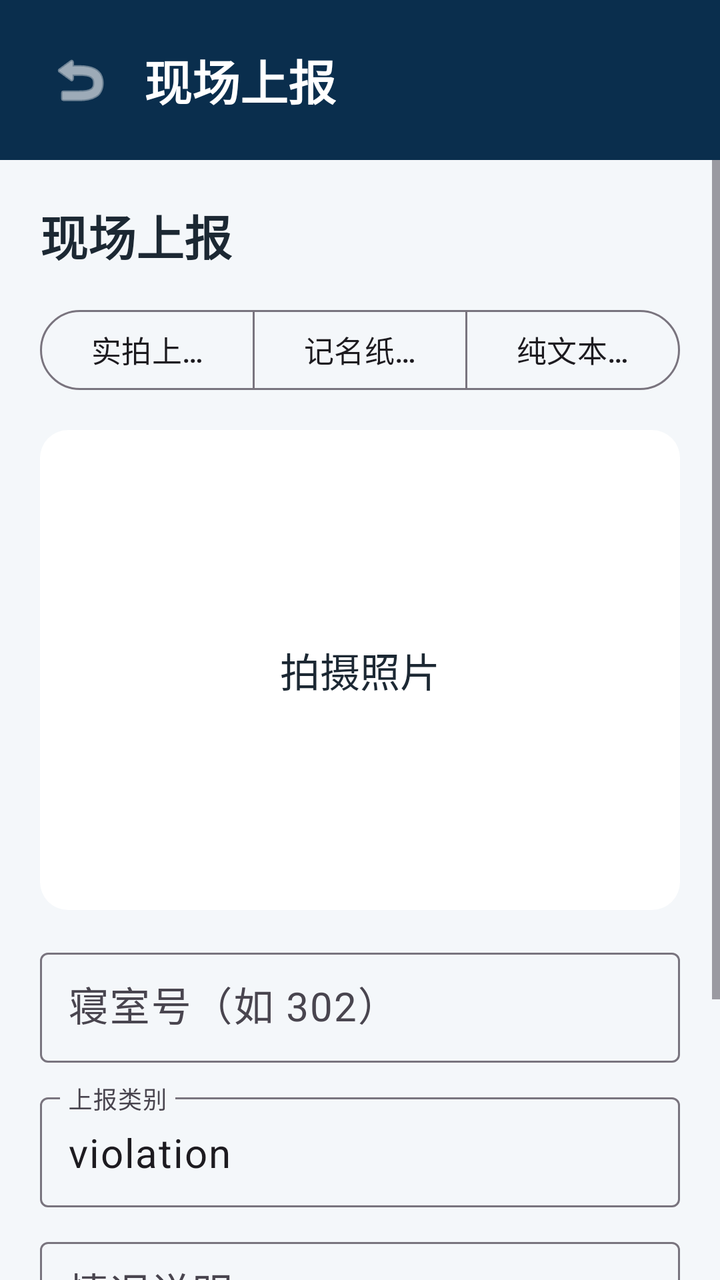
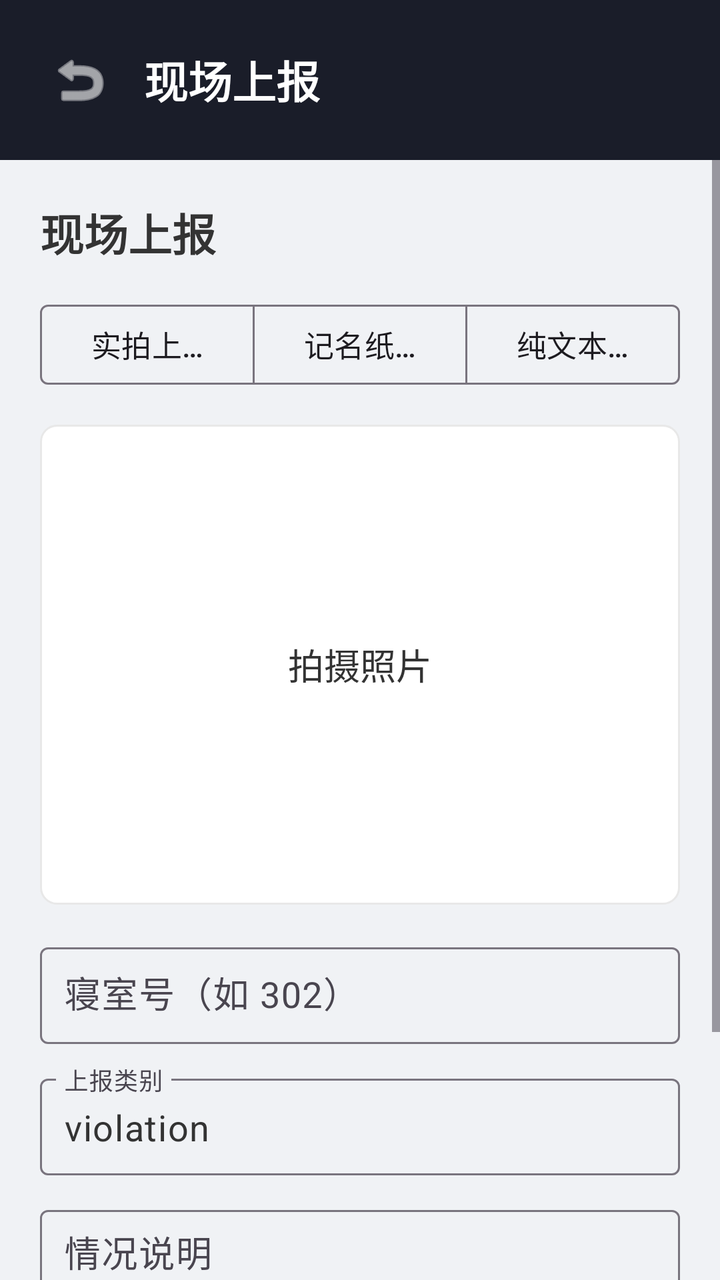

The first picture is an Android layout as it rendered before a commit; the second is the same layout after the commit. The layout source and the unified diff follow.
<!-- AndroidManifest.xml: application theme Theme.XghApp -->
<!-- res/layout/activity_upload.xml -->
<?xml version="1.0" encoding="utf-8"?>
<LinearLayout xmlns:android="http://schemas.android.com/apk/res/android"
    android:layout_width="match_parent"
    android:layout_height="match_parent"
    android:orientation="vertical">

    <LinearLayout
        android:layout_width="match_parent"
        android:layout_height="wrap_content"
        android:background="@color/brand_dark"
        android:gravity="center_vertical"
        android:orientation="horizontal"
        android:padding="16dp">

        <ImageButton
            android:id="@+id/btnBack"
            android:layout_width="48dp"
            android:layout_height="48dp"
            android:background="?attr/selectableItemBackgroundBorderless"
            android:contentDescription="@string/upload_title"
            android:src="@android:drawable/ic_menu_revert"
            android:tint="@color/white" />

        <TextView
            style="@style/TextTitle"
            android:layout_width="wrap_content"
            android:layout_height="wrap_content"
            android:layout_marginStart="8dp"
            android:text="@string/upload_title"
            android:textColor="@color/white" />
    </LinearLayout>

    <ScrollView
    android:layout_width="match_parent"
    android:layout_height="match_parent"
    android:fillViewport="true">

    <LinearLayout
        android:layout_width="match_parent"
        android:layout_height="wrap_content"
        android:orientation="vertical"
        android:padding="20dp">

        <TextView
            style="@style/TextTitle"
            android:layout_width="wrap_content"
            android:layout_height="wrap_content"
            android:text="@string/upload_title" />

        <com.google.android.material.button.MaterialButtonToggleGroup
            android:id="@+id/tgKind"
            android:layout_width="match_parent"
            android:layout_height="wrap_content"
            android:layout_marginTop="16dp">

            <com.google.android.material.button.MaterialButton
                android:id="@+id/btnKindPhoto"
                style="?attr/materialButtonOutlinedStyle"
                android:layout_width="0dp"
                android:layout_height="wrap_content"
                android:layout_weight="1"
                android:text="@string/kind_photo"
                android:textSize="15sp" />

            <com.google.android.material.button.MaterialButton
                android:id="@+id/btnKindNote"
                style="?attr/materialButtonOutlinedStyle"
                android:layout_width="0dp"
                android:layout_height="wrap_content"
                android:layout_weight="1"
                android:text="@string/kind_note"
                android:textSize="15sp" />

            <com.google.android.material.button.MaterialButton
                android:id="@+id/btnKindText"
                style="?attr/materialButtonOutlinedStyle"
                android:layout_width="0dp"
                android:layout_height="wrap_content"
                android:layout_weight="1"
                android:text="@string/kind_text"
                android:textSize="15sp" />
        </com.google.android.material.button.MaterialButtonToggleGroup>

        <FrameLayout
            android:id="@+id/photoBox"
            android:layout_width="match_parent"
            android:layout_height="240dp"
            android:layout_marginTop="16dp">

            <ImageView
                android:id="@+id/ivPhoto"
                android:layout_width="match_parent"
                android:layout_height="match_parent"
                android:background="@drawable/bg_card"
                android:contentDescription="@string/take_photo"
                android:scaleType="centerCrop" />

            <TextView
                android:id="@+id/tvPhotoHint"
                style="@style/TextBig"
                android:layout_width="wrap_content"
                android:layout_height="wrap_content"
                android:layout_gravity="center"
                android:text="@string/take_photo" />
        </FrameLayout>

        <com.google.android.material.textfield.TextInputLayout
            android:layout_width="match_parent"
            android:layout_height="wrap_content"
            android:layout_marginTop="16dp"
            android:hint="@string/room_number">

            <com.google.android.material.textfield.TextInputEditText
                android:id="@+id/etRoom"
                style="@style/InputBig"
                android:layout_width="match_parent"
                android:layout_height="wrap_content"
                android:inputType="text" />
        </com.google.android.material.textfield.TextInputLayout>

        <com.google.android.material.textfield.TextInputLayout
            android:layout_width="match_parent"
            android:layout_height="wrap_content"
            android:layout_marginTop="12dp"
            android:hint="@string/photo_type">

            <com.google.android.material.textfield.TextInputEditText
                android:id="@+id/etPhotoType"
                style="@style/InputBig"
                android:layout_width="match_parent"
                android:layout_height="wrap_content"
                android:inputType="text"
                android:text="violation" />
        </com.google.android.material.textfield.TextInputLayout>

        <com.google.android.material.textfield.TextInputLayout
            android:layout_width="match_parent"
            android:layout_height="wrap_content"
            android:layout_marginTop="12dp"
            android:hint="@string/note_text">

            <com.google.android.material.textfield.TextInputEditText
                android:id="@+id/etNote"
                style="@style/InputBig"
                android:layout_width="match_parent"
                android:layout_height="wrap_content"
                android:gravity="top"
                android:inputType="textMultiLine"
                android:minLines="3" />
        </com.google.android.material.textfield.TextInputLayout>

        <com.google.android.material.textfield.TextInputLayout
            android:id="@+id/tilSubjects"
            android:layout_width="match_parent"
            android:layout_height="wrap_content"
            android:layout_marginTop="12dp"
            android:hint="@string/subject_names"
            android:visibility="gone">

            <com.google.android.material.textfield.TextInputEditText
                android:id="@+id/etSubjects"
                style="@style/InputBig"
                android:layout_width="match_parent"
                android:layout_height="wrap_content"
                android:gravity="top"
                android:inputType="textMultiLine"
                android:minLines="2" />
        </com.google.android.material.textfield.TextInputLayout>

        <TextView
            android:id="@+id/tvAiStatus"
            style="@style/TextSub"
            android:layout_width="wrap_content"
            android:layout_height="wrap_content"
            android:layout_marginTop="12dp"
            android:visibility="gone" />

        <com.google.android.material.button.MaterialButton
            android:id="@+id/btnSubmit"
            android:layout_width="match_parent"
            android:layout_height="64dp"
            android:layout_marginTop="20dp"
            android:text="@string/submit"
            android:textSize="20sp" />

        <ProgressBar
            android:id="@+id/progress"
            android:layout_width="wrap_content"
            android:layout_height="wrap_content"
            android:layout_gravity="center"
            android:layout_marginTop="12dp"
            android:visibility="gone" />
    </LinearLayout>
</ScrollView>
</LinearLayout>
<!-- resources referenced by this layout -->
<resources>
  <color name="brand_dark">#0A2E4D</color>
  <color name="white">#FFFFFF</color>
  <!-- drawable bg_card (drawable) -->
  <?xml version="1.0" encoding="utf-8"?>
  <shape xmlns:android="http://schemas.android.com/apk/res/android">
      <solid android:color="@color/white" />
      <corners android:radius="14dp" />
  </shape>
  <string name="kind_note">记名纸条</string>
  <string name="kind_photo">实拍上报</string>
  <string name="kind_text">纯文本上报</string>
  <string name="note_text">情况说明</string>
  <string name="photo_type">上报类别</string>
  <string name="room_number">寝室号（如 302）</string>
  <string name="subject_names">违纪学生名单（换行或、分隔，纸条/文本必填名单时用）</string>
  <string name="submit">提交上报</string>
  <string name="take_photo">拍摄照片</string>
  <string name="upload_title">现场上报</string>
  <style name="InputBig">
          <item name="android:textSize">20sp</item>
          <item name="android:padding">14dp</item>
      </style>
  <style name="TextBig">
          <item name="android:textSize">20sp</item>
          <item name="android:textColor">@color/text_main</item>
      </style>
  <style name="TextSub">
          <item name="android:textSize">16sp</item>
          <item name="android:textColor">@color/text_sub</item>
      </style>
  <style name="TextTitle">
          <item name="android:textSize">24sp</item>
          <item name="android:textColor">@color/text_main</item>
          <item name="android:textStyle">bold</item>
      </style>
  <style name="Theme.XghApp" parent="Theme.Material3.Light.NoActionBar">
          <item name="colorPrimary">@color/brand_primary</item>
          <item name="colorOnPrimary">@color/white</item>
          <item name="colorPrimaryContainer">@color/brand_surface</item>
          <item name="android:statusBarColor">@color/brand_dark</item>
          <item name="android:windowBackground">@color/brand_surface</item>
      </style>
  <color name="text_main">#1C2833</color>
  <color name="text_sub">#5D6D7E</color>
  <color name="brand_primary">#1E6091</color>
  <color name="brand_surface">#F4F7FA</color>
</resources>

<!-- the commit's change to res/layout/activity_upload.xml (unified diff, before → after) -->
@@ -1,5 +1,6 @@
 <?xml version="1.0" encoding="utf-8"?>
 <LinearLayout xmlns:android="http://schemas.android.com/apk/res/android"
+    xmlns:app="http://schemas.android.com/apk/res-auto"
     android:layout_width="match_parent"
     android:layout_height="match_parent"
     android:orientation="vertical">
@@ -60,7 +61,8 @@
                 android:layout_height="wrap_content"
                 android:layout_weight="1"
                 android:text="@string/kind_photo"
-                android:textSize="15sp" />
+                android:textSize="15sp"
+                app:cornerRadius="4dp" />
 
             <com.google.android.material.button.MaterialButton
                 android:id="@+id/btnKindNote"
@@ -69,7 +71,8 @@
                 android:layout_height="wrap_content"
                 android:layout_weight="1"
                 android:text="@string/kind_note"
-                android:textSize="15sp" />
+                android:textSize="15sp"
+                app:cornerRadius="4dp" />
 
             <com.google.android.material.button.MaterialButton
                 android:id="@+id/btnKindText"
@@ -78,7 +81,8 @@
                 android:layout_height="wrap_content"
                 android:layout_weight="1"
                 android:text="@string/kind_text"
-                android:textSize="15sp" />
+                android:textSize="15sp"
+                app:cornerRadius="4dp" />
         </com.google.android.material.button.MaterialButtonToggleGroup>
 
         <FrameLayout
@@ -181,7 +185,8 @@
             android:layout_height="64dp"
             android:layout_marginTop="20dp"
             android:text="@string/submit"
-            android:textSize="20sp" />
+            android:textSize="20sp"
+        app:cornerRadius="4dp" />
 
         <ProgressBar
             android:id="@+id/progress"
<!-- resource entries referenced after the edit -->
@@ -1,12 +1,13 @@
 <!-- resources referenced by this layout -->
 <resources>
-  <color name="brand_dark">#0A2E4D</color>
+  <color name="brand_dark">#1A1D29</color>
   <color name="white">#FFFFFF</color>
   <!-- drawable bg_card (drawable) -->
   <?xml version="1.0" encoding="utf-8"?>
   <shape xmlns:android="http://schemas.android.com/apk/res/android">
       <solid android:color="@color/white" />
-      <corners android:radius="14dp" />
+      <corners android:radius="8dp" />
+      <stroke android:width="1dp" android:color="@color/border_base" />
   </shape>
   <string name="kind_note">记名纸条</string>
   <string name="kind_photo">实拍上报</string>
@@ -19,19 +20,20 @@
   <string name="take_photo">拍摄照片</string>
   <string name="upload_title">现场上报</string>
   <style name="InputBig">
-          <item name="android:textSize">20sp</item>
-          <item name="android:padding">14dp</item>
+          <item name="android:textSize">18sp</item>
+          <item name="android:textColor">@color/text_main</item>
+          <item name="android:padding">12dp</item>
       </style>
   <style name="TextBig">
-          <item name="android:textSize">20sp</item>
+          <item name="android:textSize">18sp</item>
           <item name="android:textColor">@color/text_main</item>
       </style>
   <style name="TextSub">
-          <item name="android:textSize">16sp</item>
+          <item name="android:textSize">15sp</item>
           <item name="android:textColor">@color/text_sub</item>
       </style>
   <style name="TextTitle">
-          <item name="android:textSize">24sp</item>
+          <item name="android:textSize">22sp</item>
           <item name="android:textColor">@color/text_main</item>
           <item name="android:textStyle">bold</item>
       </style>
@@ -42,9 +44,10 @@
           <item name="android:statusBarColor">@color/brand_dark</item>
           <item name="android:windowBackground">@color/brand_surface</item>
       </style>
-  <color name="text_main">#1C2833</color>
-  <color name="text_sub">#5D6D7E</color>
-  <color name="brand_primary">#1E6091</color>
-  <color name="brand_surface">#F4F7FA</color>
+  <color name="border_base">#E8E8E8</color>
+  <color name="text_main">#333333</color>
+  <color name="text_sub">#666666</color>
+  <color name="brand_primary">#1A1D29</color>
+  <color name="brand_surface">#F0F2F5</color>
 </resources>
 
